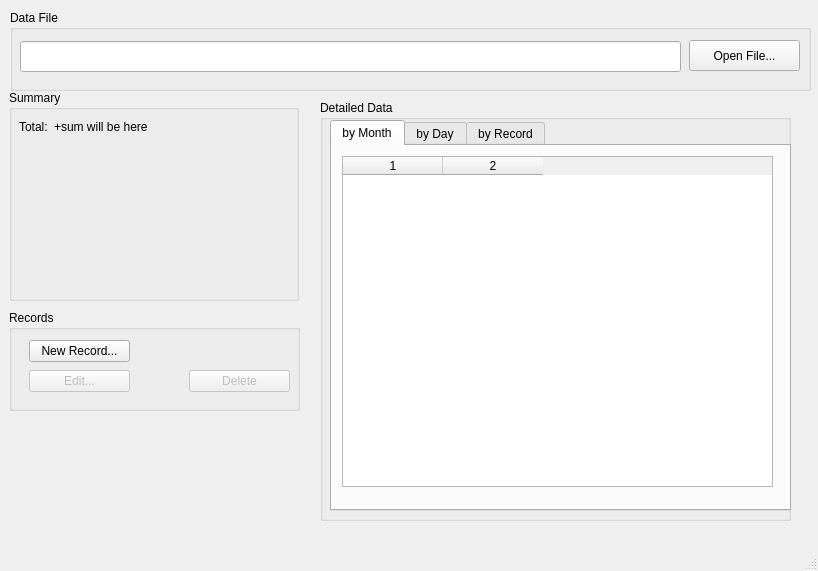
Qt form src/MainWindow.ui (Sigurdur42/TimeTracker) before a commit.
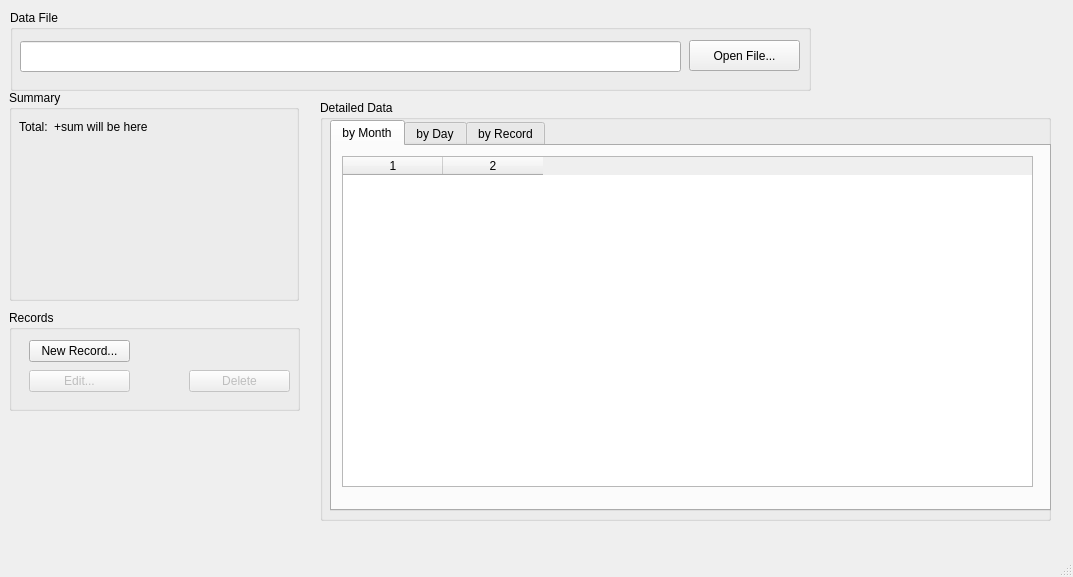
The same form after that commit. The open tabs and pages were chosen to show the change. Icons and pictures are not drawn.

Patch:
```diff
--- a/src/MainWindow.ui
+++ b/src/MainWindow.ui
@@ -9,8 +9,8 @@
    <rect>
     <x>0</x>
     <y>0</y>
-    <width>818</width>
-    <height>571</height>
+    <width>1073</width>
+    <height>577</height>
    </rect>
   </property>
   <property name="windowTitle">
@@ -101,7 +101,7 @@
      <rect>
       <x>320</x>
       <y>100</y>
-      <width>471</width>
+      <width>731</width>
       <height>421</height>
      </rect>
     </property>
@@ -113,7 +113,7 @@
       <rect>
        <x>10</x>
        <y>20</y>
-       <width>461</width>
+       <width>721</width>
        <height>391</height>
       </rect>
      </property>
@@ -129,7 +129,7 @@
         <rect>
          <x>10</x>
          <y>10</y>
-         <width>431</width>
+         <width>691</width>
          <height>331</height>
         </rect>
        </property>
```
Left out of the diff: 8 changed lines with no effect on the pictures.
